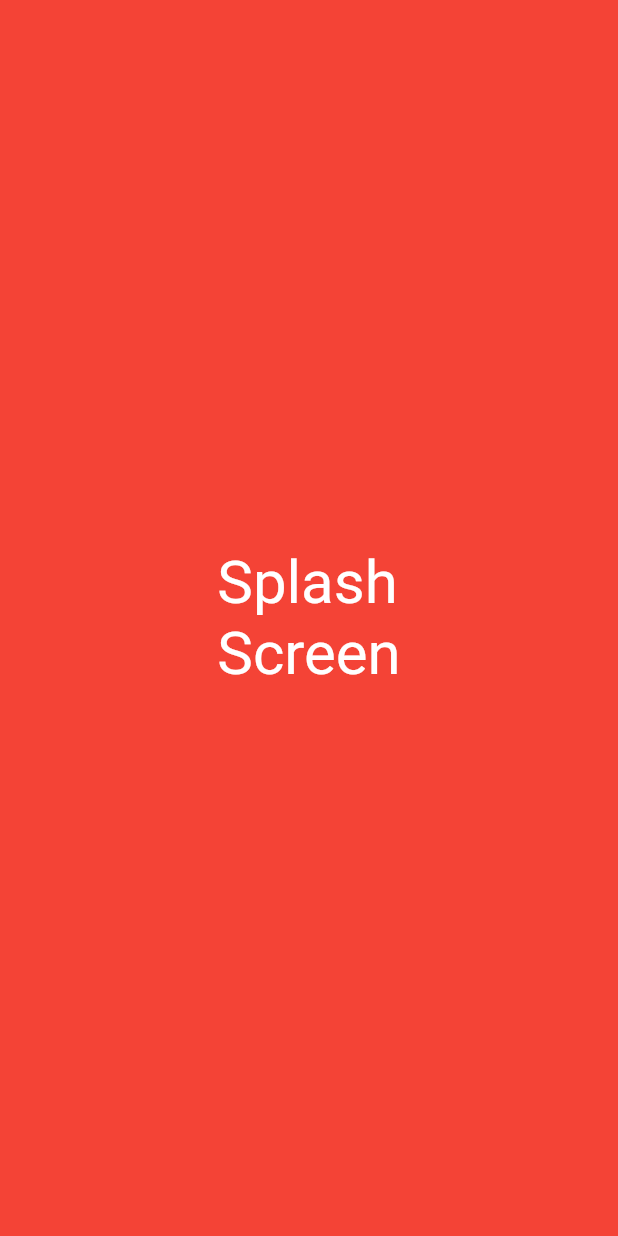
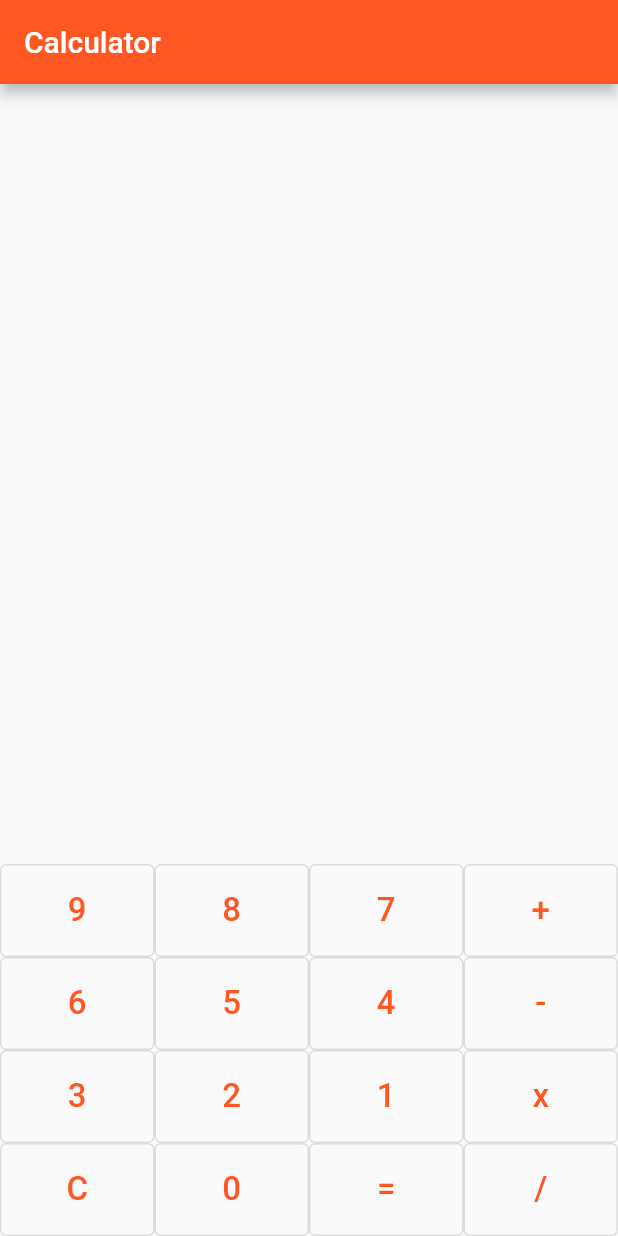
Before and after one commit to Rafid-tawhid/flutter1, a Flutter app: the screen it shows after launch, on a phone screen of 412 x 824 dp. Run offline on Flutter 3.47's test engine with Material 2 defaults, Android fonts, the phone set to English and light mode, and no system bars; Roboto replaces fonts that are missing (Cursive).

Commit message:
Calculator app with design

```diff
--- a/lib/main.dart
+++ b/lib/main.dart
@@ -1,10 +1,10 @@
 import 'dart:async';
 import 'package:flutter/material.dart';
-
 
 void main() {
   runApp(myApp());
 }
+
 class myApp extends StatelessWidget {
   const myApp({Key? key}) : super(key: key);
 
@@ -12,11 +12,12 @@ class myApp extends StatelessWidget {
   Widget build(BuildContext context) {
     return MaterialApp(
       theme: ThemeData(primarySwatch: Colors.deepOrange),
-      title: "Material App",
+      title: "Calculator App",
       home: HomePage(),
     );
   }
 }
+
 class HomePage extends StatefulWidget {
   const HomePage({Key? key}) : super(key: key);
 
@@ -25,35 +26,128 @@ class HomePage extends StatefulWidget {
 }
 
 class _HomePageState extends State<HomePage> {
+  int firstNum=0;
+  int secondNum=0;
+  String display="";
+  String res="";
+  String operator="";
 
-  @override
-  void initState() {
-    // TODO: implement initState
-    super.initState();
-    debugPrint("Starteed Splash Screen");
-    Timer(Duration(seconds: 5),finished);
+  void btnClicked(String v)
+  {
+    if(v=="C")
+      {
+        display="";
+        firstNum=0;
+        secondNum=0;
+        res="";
+
+      }
+    else if(v=="+"||v=="-"||v=="/"||v=="x")
+      {
+        firstNum=int.parse(display);
+        res="";
+        operator=v;
+      }
+    else if (v=="=")
+      {
+        secondNum=int.parse(display);
+        if(operator=="+")
+          {
+            res=(firstNum+secondNum).toString();
+          }
+        if(operator=="-")
+        {
+          res=(firstNum-secondNum).toString();
+        }
+        if(operator=="x")
+        {
+          res=(firstNum*secondNum).toString();
+        }
+        if(operator=="/")
+        {
+          res=(firstNum/secondNum).toString();
+        }
+      }
+    else
+      {
+        res=int.parse(display+v).toString();
+      }
+    setState(() {
+      display=res;
+    });
   }
 
-  void finished()
-  {
-    debugPrint("Finished");
+
+  Widget custombutton(String val) {
+    return Expanded(
+        child: OutlinedButton(
+      onPressed: () => btnClicked(val),
+      child: Padding(
+        padding: const EdgeInsets.all(18.0),
+        child: Text(
+          "$val",
+          style: TextStyle(fontSize: 22),
+        ),
+      ),
+    ));
   }
+
   @override
   Widget build(BuildContext context) {
     return Scaffold(
-      backgroundColor: Colors.red,
-      body: Column(
-        mainAxisAlignment: MainAxisAlignment.center,
+      appBar: AppBar(
+        title: Text("Calculator"),
+      ),
+      body: Container(
+        child: Column(
+          mainAxisAlignment: MainAxisAlignment.end,
           children: [
+            Expanded(
+                child: Container(
+              alignment: Alignment.bottomRight,
+              child: Padding(
+                padding: const EdgeInsets.only(bottom: 20,right: 20),
+                child: Text(
+                  "$display",
+                  style: TextStyle(fontSize: 40, fontFamily: "Cursive"),
+                ),
+              ),
+            )),
             Row(
-            mainAxisAlignment: MainAxisAlignment.center,
               children: [
-              Text("Splash\nScreen",style: TextStyle(fontSize: 40,color: Colors.white,fontFamily: "Cursive"),),
-
+                custombutton("9"),
+                custombutton("8"),
+                custombutton("7"),
+                custombutton("+"),
+              ],
+            ),
+            Row(
+              children: [
+                custombutton("6"),
+                custombutton("5"),
+                custombutton("4"),
+                custombutton("-"),
+              ],
+            ),
+            Row(
+              children: [
+                custombutton("3"),
+                custombutton("2"),
+                custombutton("1"),
+                custombutton("x"),
+              ],
+            ),
+            Row(
+              children: [
+                custombutton("C"),
+                custombutton("0"),
+                custombutton("="),
+                custombutton("/"),
               ],
             )
           ],
         ),
+      ),
     );
   }
 }
```
Lines whose indentation alone changed are shown as unchanged.
